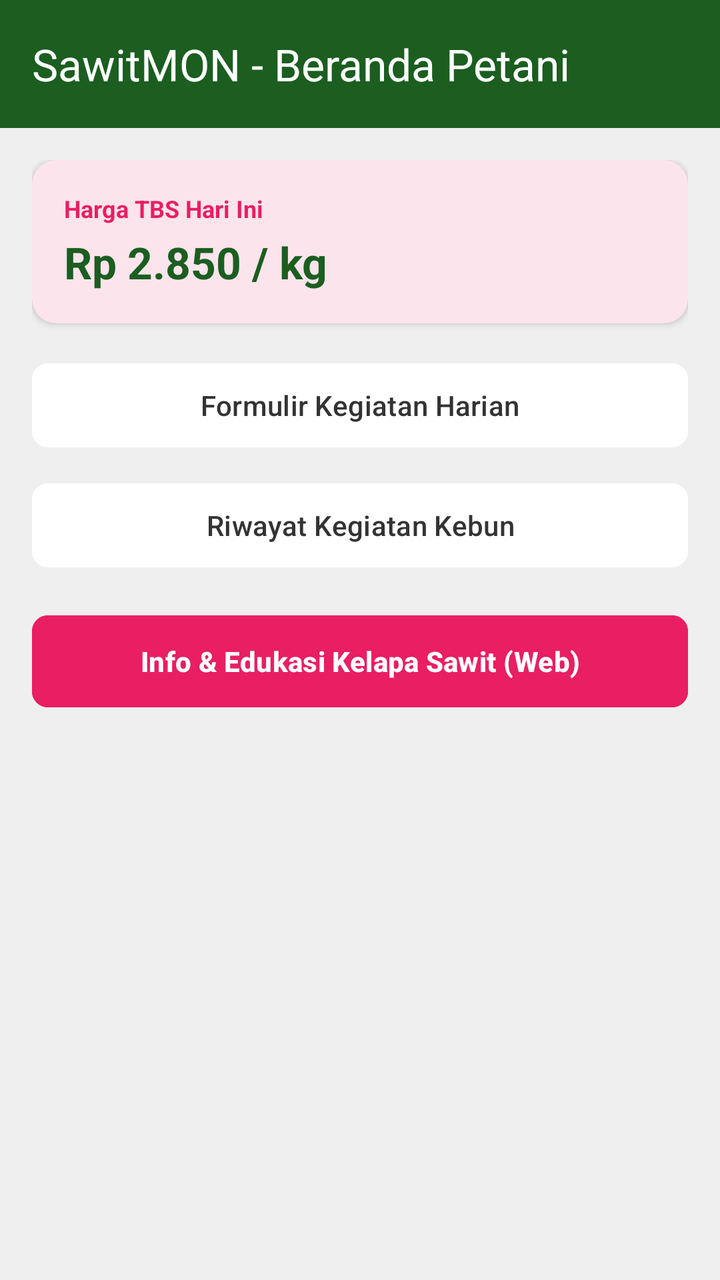
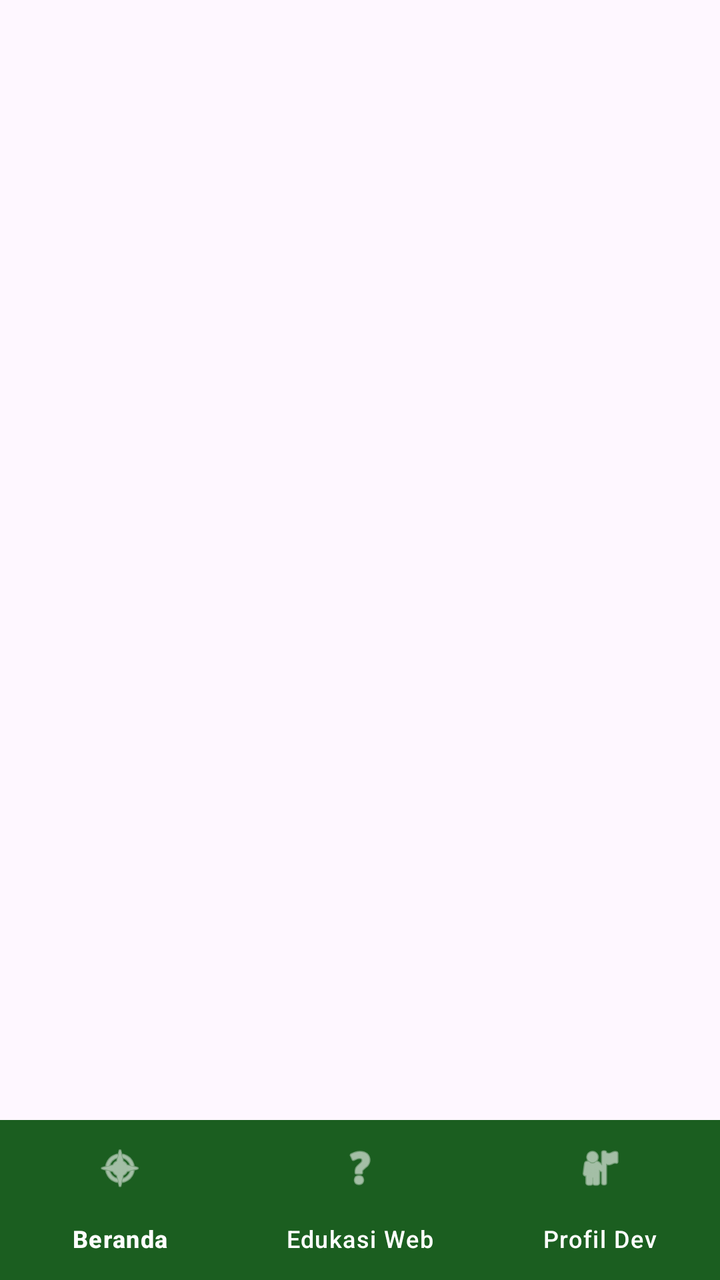

Screens rendered from an Android XML layout before and after an edit, with the pre-edit source and the edit as a unified diff.
<!-- AndroidManifest.xml: application theme Theme.DEVBengBeng -->
<!-- res/layout/activity_home.xml -->
<?xml version="1.0" encoding="utf-8"?>
<LinearLayout xmlns:android="http://schemas.android.com/apk/res/android"
    xmlns:app="http://schemas.android.com/apk/res-auto"
    android:layout_width="match_parent"
    android:layout_height="match_parent"
    android:orientation="vertical"
    android:background="#EFEFEF">

    
    <androidx.appcompat.widget.Toolbar
        android:id="@+id/toolbarHome"
        android:layout_width="match_parent"
        android:layout_height="?attr/actionBarSize"
        android:background="#1B5E20"
        app:title="SawitMON - Beranda Petani"
        app:titleTextColor="@color/white" />

    <ScrollView
        android:layout_width="match_parent"
        android:layout_height="match_parent"
        android:padding="16dp">

        <LinearLayout
            android:layout_width="match_parent"
            android:layout_height="wrap_content"
            android:orientation="vertical">

            
            <androidx.cardview.widget.CardView
                android:layout_width="match_parent"
                android:layout_height="wrap_content"
                app:cardCornerRadius="12dp"
                app:cardElevation="2dp"
                app:cardBackgroundColor="#FCE4EC">

                <LinearLayout
                    android:layout_width="match_parent"
                    android:layout_height="wrap_content"
                    android:orientation="vertical"
                    android:padding="16dp">

                    <TextView
                        android:layout_width="wrap_content"
                        android:layout_height="wrap_content"
                        android:text="Harga TBS Hari Ini"
                        android:textColor="#E91E63"
                        android:textSize="12sp"
                        android:textStyle="bold" />

                    <TextView
                        android:layout_width="wrap_content"
                        android:layout_height="wrap_content"
                        android:text="Rp 2.850 / kg"
                        android:textColor="#1B5E20"
                        android:textSize="22sp"
                        android:textStyle="bold"
                        android:layout_marginTop="4dp" />
                </LinearLayout>
            </androidx.cardview.widget.CardView>

            
            <Button
                android:id="@+id/btnFormulir"
                android:layout_width="match_parent"
                android:layout_height="50dp"
                android:layout_marginTop="16dp"
                android:text="Formulir Kegiatan Harian"
                android:textColor="#333333"
                android:backgroundTint="@color/white"
                app:cornerRadius="8dp" />

            
            <Button
                android:id="@+id/btnRiwayat"
                android:layout_width="match_parent"
                android:layout_height="50dp"
                android:layout_marginTop="10dp"
                android:text="Riwayat Kegiatan Kebun"
                android:textColor="#333333"
                android:backgroundTint="@color/white"
                app:cornerRadius="8dp" />

            
            <Button
                android:id="@+id/btnWebEdukasi"
                android:layout_width="match_parent"
                android:layout_height="54dp"
                android:layout_marginTop="16dp"
                android:text="Info &amp; Edukasi Kelapa Sawit (Web)"
                android:textColor="@color/white"
                android:backgroundTint="#E91E63"
                android:textStyle="bold"
                app:cornerRadius="8dp" />

        </LinearLayout>
    </ScrollView>

</LinearLayout>
<!-- resources referenced by this layout -->
<resources>
  <color name="white">#FFFFFFFF</color>
  <style name="Theme.DEVBengBeng" parent="Base.Theme.DEVBengBeng" />
  <style name="Base.Theme.DEVBengBeng" parent="Theme.Material3.DayNight.NoActionBar">
          
          
      </style>
</resources>

<!-- the commit's change to res/layout/activity_home.xml (unified diff, before → after) -->
@@ -1,98 +1,26 @@
 <?xml version="1.0" encoding="utf-8"?>
-<LinearLayout xmlns:android="http://schemas.android.com/apk/res/android"
+<RelativeLayout xmlns:android="http://schemas.android.com/apk/res/android"
     xmlns:app="http://schemas.android.com/apk/res-auto"
     android:layout_width="match_parent"
-    android:layout_height="match_parent"
-    android:orientation="vertical"
-    android:background="#EFEFEF">
+    android:layout_height="match_parent">
 
     
-    <androidx.appcompat.widget.Toolbar
-        android:id="@+id/toolbarHome"
-        android:layout_width="match_parent"
-        android:layout_height="?attr/actionBarSize"
-        android:background="#1B5E20"
-        app:title="SawitMON - Beranda Petani"
-        app:titleTextColor="@color/white" />
-
-    <ScrollView
+    <FrameLayout
+        android:id="@+id/fragment_container"
         android:layout_width="match_parent"
         android:layout_height="match_parent"
-        android:padding="16dp">
+        android:layout_above="@id/bottom_navigation" />
 
-        <LinearLayout
-            android:layout_width="match_parent"
-            android:layout_height="wrap_content"
-            android:orientation="vertical">
+    
+    <com.google.android.material.bottomnavigation.BottomNavigationView
+        android:id="@+id/bottom_navigation"
+        android:layout_width="match_parent"
+        android:layout_height="wrap_content"
+        android:layout_alignParentBottom="true"
+        android:background="#1B5E20"
+        app:itemIconTint="@color/white"
+        app:itemTextColor="@color/white"
+        app:itemActiveIndicatorStyle="@null"
+        app:menu="@menu/bottom_nav_menu" />
 
-            
-            <androidx.cardview.widget.CardView
-                android:layout_width="match_parent"
-                android:layout_height="wrap_content"
-                app:cardCornerRadius="12dp"
-                app:cardElevation="2dp"
-                app:cardBackgroundColor="#FCE4EC">
-
-                <LinearLayout
-                    android:layout_width="match_parent"
-                    android:layout_height="wrap_content"
-                    android:orientation="vertical"
-                    android:padding="16dp">
-
-                    <TextView
-                        android:layout_width="wrap_content"
-                        android:layout_height="wrap_content"
-                        android:text="Harga TBS Hari Ini"
-                        android:textColor="#E91E63"
-                        android:textSize="12sp"
-                        android:textStyle="bold" />
-
-                    <TextView
-                        android:layout_width="wrap_content"
-                        android:layout_height="wrap_content"
-                        android:text="Rp 2.850 / kg"
-                        android:textColor="#1B5E20"
-                        android:textSize="22sp"
-                        android:textStyle="bold"
-                        android:layout_marginTop="4dp" />
-                </LinearLayout>
-            </androidx.cardview.widget.CardView>
-
-            
-            <Button
-                android:id="@+id/btnFormulir"
-                android:layout_width="match_parent"
-                android:layout_height="50dp"
-                android:layout_marginTop="16dp"
-                android:text="Formulir Kegiatan Harian"
-                android:textColor="#333333"
-                android:backgroundTint="@color/white"
-                app:cornerRadius="8dp" />
-
-            
-            <Button
-                android:id="@+id/btnRiwayat"
-                android:layout_width="match_parent"
-                android:layout_height="50dp"
-                android:layout_marginTop="10dp"
-                android:text="Riwayat Kegiatan Kebun"
-                android:textColor="#333333"
-                android:backgroundTint="@color/white"
-                app:cornerRadius="8dp" />
-
-            
-            <Button
-                android:id="@+id/btnWebEdukasi"
-                android:layout_width="match_parent"
-                android:layout_height="54dp"
-                android:layout_marginTop="16dp"
-                android:text="Info &amp; Edukasi Kelapa Sawit (Web)"
-                android:textColor="@color/white"
-                android:backgroundTint="#E91E63"
-                android:textStyle="bold"
-                app:cornerRadius="8dp" />
-
-        </LinearLayout>
-    </ScrollView>
-
-</LinearLayout>
+</RelativeLayout>
